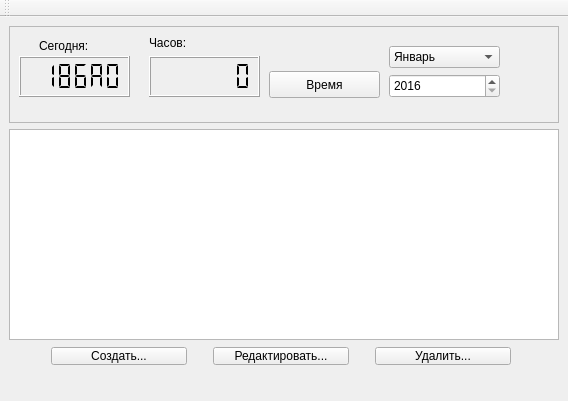
First picture: the form in mainwindow.ui, repository dwalx/wrTime, before the edit.
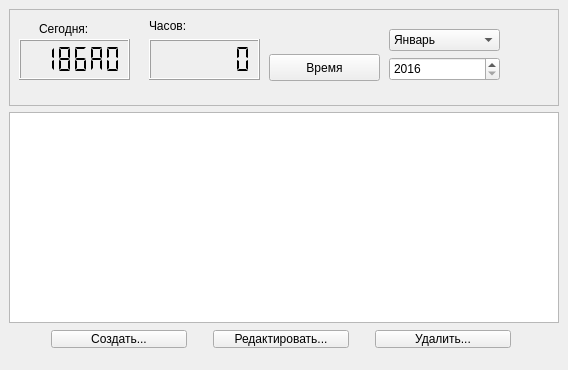
Second picture: the form after the edit.

Commit message: main window changes

The edit to the form file:
```diff
--- a/mainwindow.ui
+++ b/mainwindow.ui
@@ -7,13 +7,19 @@
     <x>0</x>
     <y>0</y>
     <width>568</width>
-    <height>401</height>
+    <height>370</height>
    </rect>
   </property>
   <property name="minimumSize">
    <size>
     <width>568</width>
-    <height>401</height>
+    <height>370</height>
+   </size>
+  </property>
+  <property name="maximumSize">
+   <size>
+    <width>568</width>
+    <height>370</height>
    </size>
   </property>
   <property name="windowTitle">
@@ -364,24 +370,6 @@
     </layout>
    </widget>
   </widget>
-  <widget class="QMenuBar" name="menuBar">
-   <property name="geometry">
-    <rect>
-     <x>0</x>
-     <y>0</y>
-     <width>568</width>
-     <height>25</height>
-    </rect>
-   </property>
-  </widget>
-  <widget class="QToolBar" name="mainToolBar">
-   <attribute name="toolBarArea">
-    <enum>TopToolBarArea</enum>
-   </attribute>
-   <attribute name="toolBarBreak">
-    <bool>false</bool>
-   </attribute>
-  </widget>
  </widget>
  <layoutdefault spacing="6" margin="11"/>
  <resources/>
```
